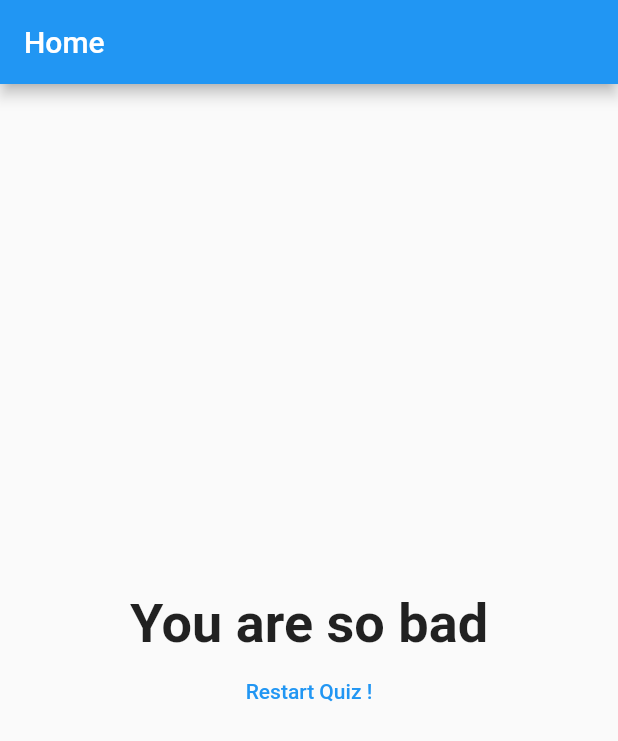
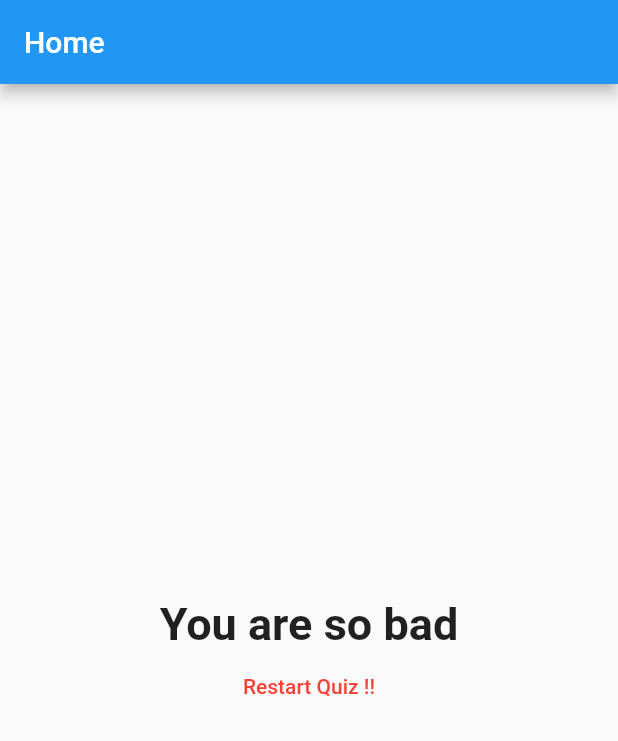
Before and after one commit to krupalpatel111098/QuizApp, a Flutter app: the screen it shows after launch, after a tap on "Black", after a tap on "Tiger", on a phone screen of 412 x 824 dp. Shown: the top 741 px of the screen. Run offline on Flutter 3.47's test engine with Material 2 defaults, Android fonts, the phone set to English and light mode, and no system bars.

Commit message:
Update result.dart

```diff
--- a/quiz_app/lib/result.dart
+++ b/quiz_app/lib/result.dart
@@ -8,9 +8,9 @@ class Result extends StatelessWidget {
 
   String get resultPhase {
     String resultText;
-    if (resultScore <= 8) {
-      resultText = "You'r awasome";
-    } else if (resultScore <= 12) {
+    if (resultScore <= 7) {
+      resultText = "You are awasome";
+    } else if (resultScore <= 11) {
       resultText = "Pretty Likeable! ";
     } else if (resultScore <= 16) {
       resultText = "You'r strenge..?";
@@ -29,16 +29,16 @@ class Result extends StatelessWidget {
           Text(
             resultPhase,
             style: TextStyle(
-              fontSize: 36,
+              fontSize: 30,
               fontWeight: FontWeight.bold,
             ),
-            textAlign: TextAlign.center,
+            textAlign: TextAlign.right,
           ),
           TextButton(
             onPressed: resetHandler,
             child: Text(
-              "Restart Quiz !",
-              style: TextStyle(color: Colors.blue),
+              "Restart Quiz !!",
+              style: TextStyle(color: Colors.red),
             ),
           )
         ],
```
